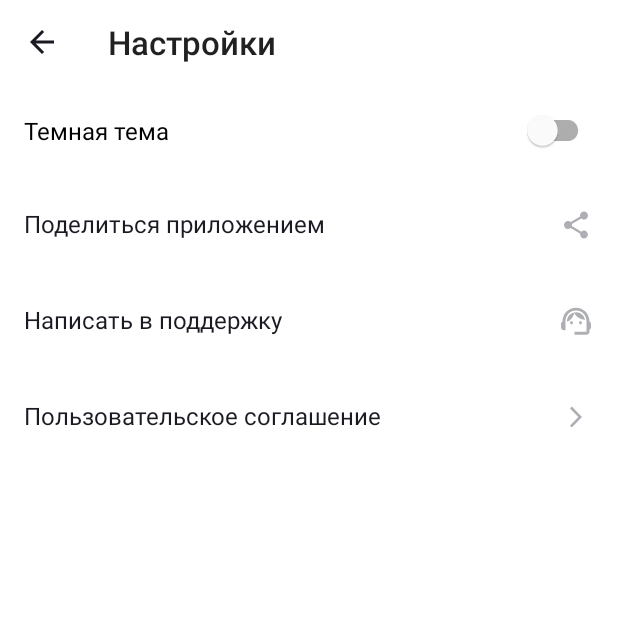
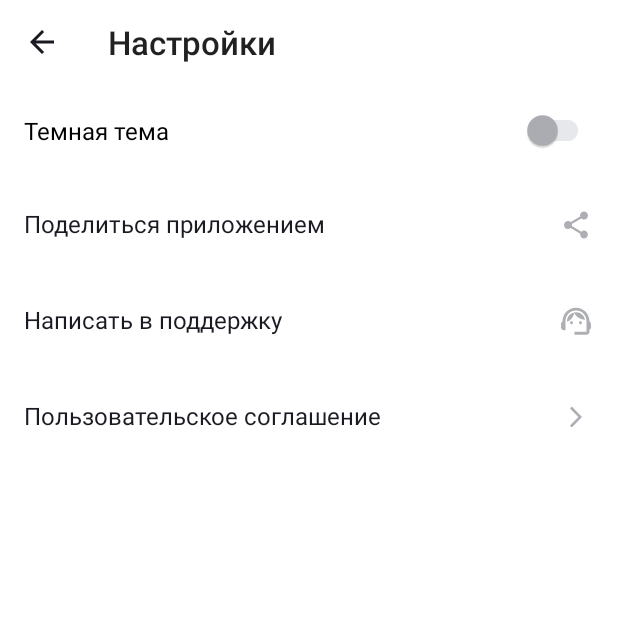
Before and after one commit to ValeryArhy/PlaylistMaker, an Android app: the SettingsActivity screen opened directly, with no data from a screen before it, on a phone screen of 412 x 824 dp, the top half of it. Run offline under Robolectric (Android 15) with nearby library versions, the phone set to English and light mode, and no system bars.

Commit message:
Правки по дз 3

```diff
--- /dev/null
+++ b/app/src/main/res/color/switch_thumb_color.xml
@@ -0,0 +1,7 @@
+<?xml version="1.0" encoding="utf-8"?>
+<selector xmlns:android="http://schemas.android.com/apk/res/android">
+    <!-- Активное состояние (включен) -->
+    <item android:color="@color/switch_thumb_active_color" android:state_checked="true" />
+    <!-- Неактивное состояние (выключен) -->
+    <item android:color="@color/switch_thumb_inactive_color" android:state_checked="false" />
+</selector>
--- /dev/null
+++ b/app/src/main/res/color/switch_track_color.xml
@@ -0,0 +1,7 @@
+<?xml version="1.0" encoding="utf-8"?>
+<selector xmlns:android="http://schemas.android.com/apk/res/android">
+    <!-- Активное состояние (включен) -->
+    <item android:color="@color/switch_track_active_color" android:state_checked="true" />
+    <!-- Неактивное состояние (выключен) -->
+    <item android:color="@color/switch_track_inactive_color" android:state_checked="false" />
+</selector>
--- a/app/src/main/res/layout/activity_settings.xml
+++ b/app/src/main/res/layout/activity_settings.xml
@@ -24,7 +24,9 @@
         android:paddingHorizontal="@dimen/padding_horizontal"
         android:paddingVertical="@dimen/padding_vertical"
         android:text="@string/Dark_theme"
-        android:textAppearance="@style/Lines_settings" />
+        android:textAppearance="@style/Lines_settings"
+        app:thumbTint="@color/switch_thumb_color"
+        app:trackTint="@color/switch_track_color"/>
 
     <com.google.android.material.textview.MaterialTextView
         android:layout_width="match_parent"
--- a/app/src/main/res/values/colors.xml
+++ b/app/src/main/res/values/colors.xml
@@ -5,4 +5,8 @@
     <color name="YP_Blue">#3772E7</color>
     <color name="YP_Black">#1A1B22</color>
     <color name="YP_Gray">#AEAFB4</color>
+    <color name="switch_thumb_active_color">#3772E7</color>
+    <color name="switch_thumb_inactive_color">#AEAFB4</color>
+    <color name="switch_track_active_color">#9FBBF3</color>
+    <color name="switch_track_inactive_color">#E6E8EB</color>
 </resources>
```
